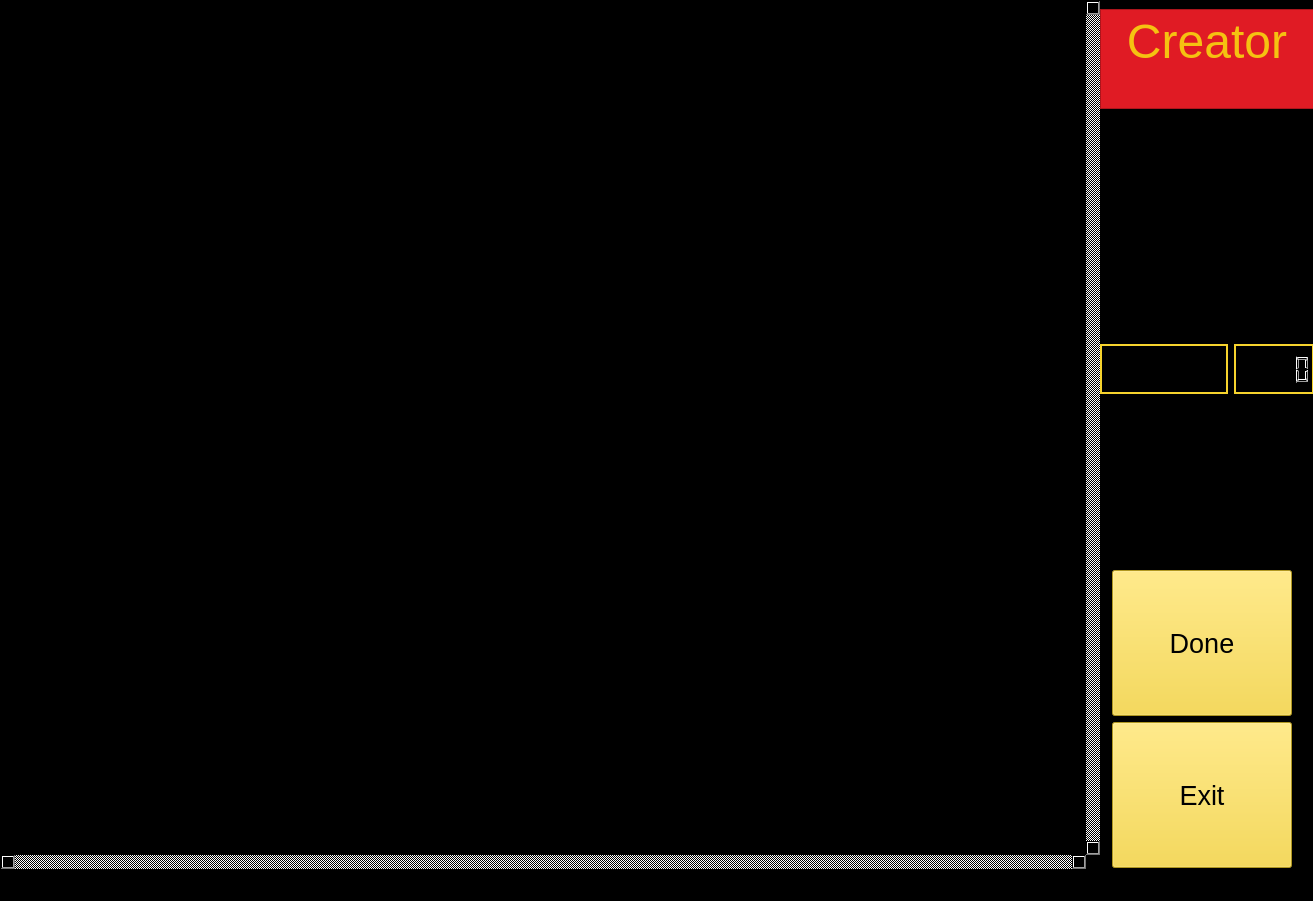
Above: editor/EditorMapas/creador.ui from mateozorzi/practice-sdd before the change. Below: the same form after it.
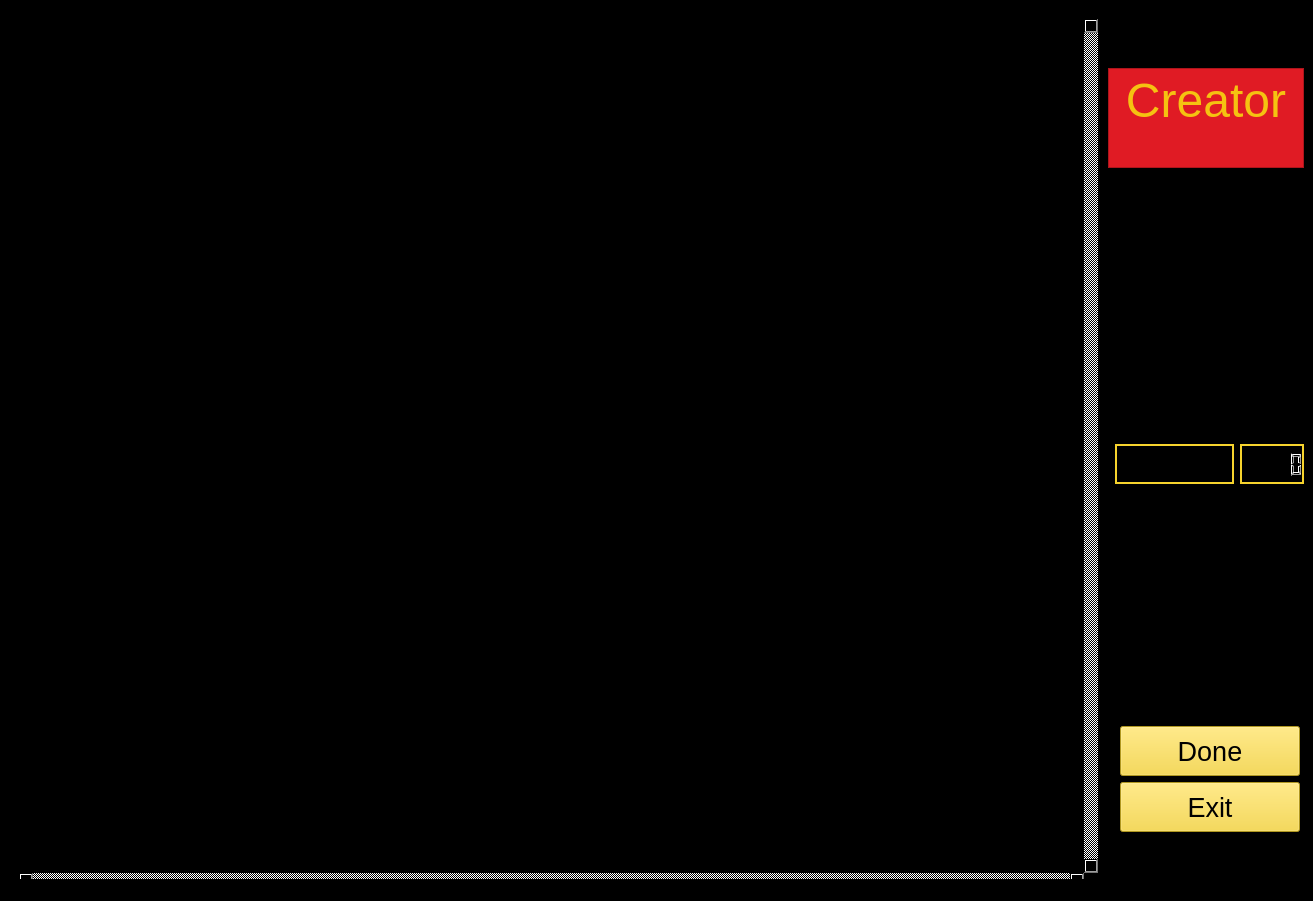
That is the form after the change.

Patch:
```diff
--- a/editor/EditorMapas/creador.ui
+++ b/editor/EditorMapas/creador.ui
@@ -44,18 +44,12 @@
      <height>900</height>
     </size>
    </property>
+   <layout class="QHBoxLayout" name="horizontalLayout_2">
+    <item>
    <widget class="QWidget" name="principal" native="true">
     <property name="enabled">
      <bool>true</bool>
     </property>
-    <property name="geometry">
-     <rect>
-      <x>0</x>
-      <y>0</y>
-      <width>1313</width>
-      <height>877</height>
-     </rect>
-    </property>
     <property name="sizePolicy">
      <sizepolicy hsizetype="Expanding" vsizetype="Expanding">
       <horstretch>0</horstretch>
@@ -74,15 +68,12 @@
       <height>0</height>
      </size>
     </property>
+      <layout class="QHBoxLayout" name="horizontalLayout_3">
+       <property name="spacing">
+        <number>0</number>
+       </property>
+       <item>
     <widget class="QGraphicsView" name="labelmap">
-     <property name="geometry">
-      <rect>
-       <x>0</x>
-       <y>0</y>
-       <width>1101</width>
-       <height>870</height>
-      </rect>
-     </property>
      <property name="sizePolicy">
       <sizepolicy hsizetype="Expanding" vsizetype="Expanding">
        <horstretch>0</horstretch>
@@ -108,15 +99,9 @@
       <enum>QAbstractScrollArea::SizeAdjustPolicy::AdjustIgnored</enum>
      </property>
     </widget>
+       </item>
+       <item>
     <widget class="QWidget" name="menulateral_2" native="true">
-     <property name="geometry">
-      <rect>
-       <x>1100</x>
-       <y>9</y>
-       <width>214</width>
-       <height>859</height>
-      </rect>
-     </property>
      <property name="sizePolicy">
       <sizepolicy hsizetype="Expanding" vsizetype="Expanding">
        <horstretch>0</horstretch>
@@ -227,6 +212,9 @@
       </item>
       <item>
        <layout class="QHBoxLayout" name="horizontalLayout" stretch="0,0">
+            <property name="leftMargin">
+             <number>7</number>
+            </property>
         <property name="bottomMargin">
          <number>170</number>
         </property>
@@ -240,13 +228,13 @@
           </property>
           <property name="maximumSize">
            <size>
-            <width>128</width>
-            <height>50</height>
+                <width>120</width>
+                <height>40</height>
            </size>
           </property>
           <property name="font">
            <font>
-            <pointsize>18</pointsize>
+                <pointsize>16</pointsize>
            </font>
           </property>
           <property name="styleSheet">
@@ -267,8 +255,8 @@
 hr { height: 1px; border-width: 0; }
 li.unchecked::marker { content: &quot;\2610&quot;; }
 li.checked::marker { content: &quot;\2612&quot;; }
-&lt;/style&gt;&lt;/head&gt;&lt;body style=&quot; font-family:'Ubuntu Sans'; font-size:18pt; font-weight:400; font-style:normal;&quot;&gt;
-&lt;p style=&quot; margin-top:10px; margin-bottom:10px; margin-left:0px; margin-right:0px; -qt-block-indent:0; text-indent:0px;&quot;&gt;&lt;span style=&quot; font-size:14pt;&quot;&gt;Checkpoints&lt;/span&gt;&lt;/p&gt;&lt;/body&gt;&lt;/html&gt;</string>
+&lt;/style&gt;&lt;/head&gt;&lt;body style=&quot; font-family:'Ubuntu Sans'; font-size:16pt; font-weight:400; font-style:normal;&quot;&gt;
+&lt;p align=&quot;center&quot; style=&quot; margin-top:10px; margin-bottom:10px; margin-left:0px; margin-right:0px; -qt-block-indent:0; text-indent:0px;&quot;&gt;&lt;span style=&quot; font-size:12pt;&quot;&gt;Checkpoints&lt;/span&gt;&lt;/p&gt;&lt;/body&gt;&lt;/html&gt;</string>
           </property>
           <property name="cursorWidth">
            <number>0</number>
@@ -286,7 +274,7 @@
           <property name="maximumSize">
            <size>
             <width>140</width>
-            <height>50</height>
+                <height>40</height>
            </size>
           </property>
           <property name="styleSheet">
@@ -301,10 +289,13 @@
         <property name="leftMargin">
          <number>12</number>
         </property>
+            <property name="topMargin">
+             <number>25</number>
+            </property>
         <item>
          <widget class="QPushButton" name="Done">
           <property name="sizePolicy">
-           <sizepolicy hsizetype="Fixed" vsizetype="Fixed">
+               <sizepolicy hsizetype="Preferred" vsizetype="Preferred">
             <horstretch>0</horstretch>
             <verstretch>0</verstretch>
            </sizepolicy>
@@ -312,7 +303,7 @@
           <property name="maximumSize">
            <size>
             <width>180</width>
-            <height>180</height>
+                <height>50</height>
            </size>
           </property>
           <property name="font">
@@ -332,7 +323,7 @@
         <item>
          <widget class="QPushButton" name="Exit">
           <property name="sizePolicy">
-           <sizepolicy hsizetype="Fixed" vsizetype="Fixed">
+               <sizepolicy hsizetype="Preferred" vsizetype="Preferred">
             <horstretch>0</horstretch>
             <verstretch>0</verstretch>
            </sizepolicy>
@@ -340,7 +331,7 @@
           <property name="maximumSize">
            <size>
             <width>180</width>
-            <height>180</height>
+                <height>50</height>
            </size>
           </property>
           <property name="font">
@@ -361,7 +352,11 @@
       </item>
      </layout>
     </widget>
-   </widget>
+       </item>
+      </layout>
+     </widget>
+    </item>
+   </layout>
   </widget>
   <widget class="QStatusBar" name="statusbar">
    <property name="enabled">
```
Lines whose indentation alone changed are shown as unchanged.
